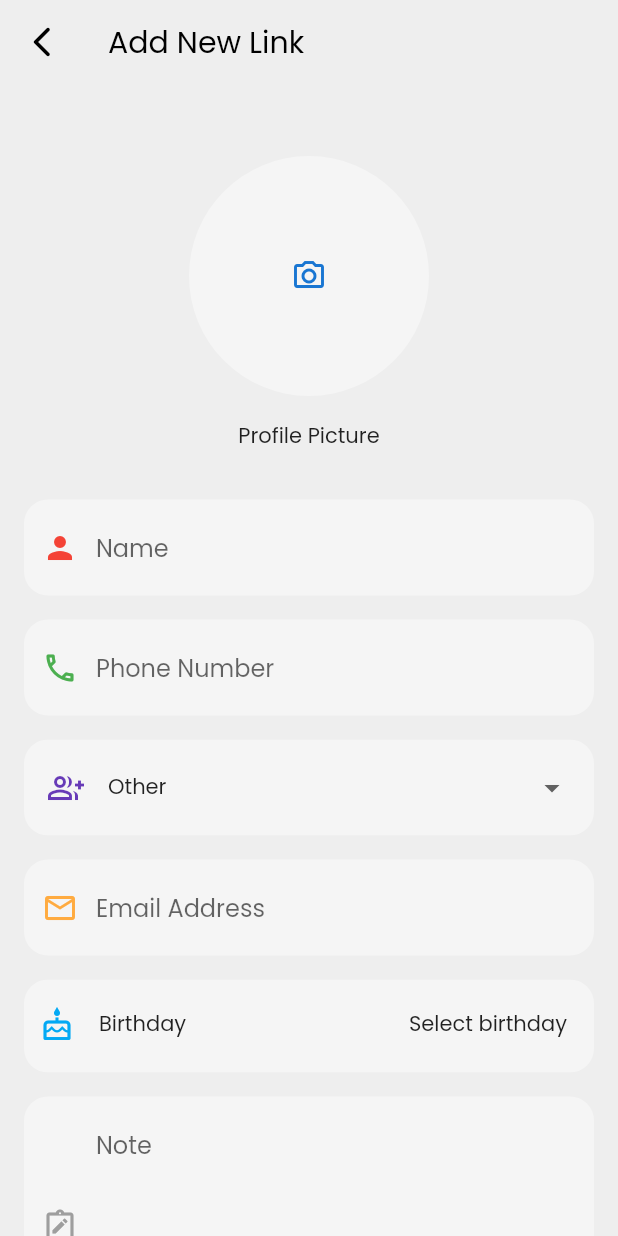
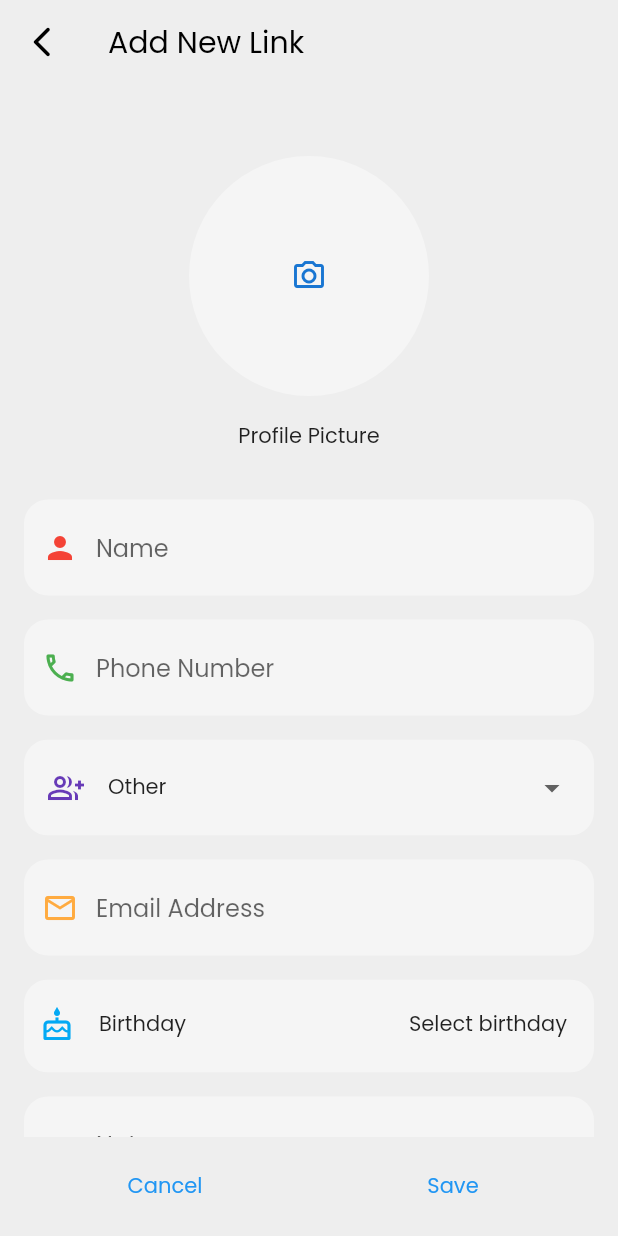
Before and after one commit to BishalTamangDev/linklocker_flutter, a Flutter app: the AddLinkPage screen opened by its route, on a phone screen of 412 x 824 dp. Run offline on Flutter 3.47's test engine with Material 3 defaults, Android fonts, the phone set to English and light mode, and no system bars; our stand-ins replace go_router, sqflite; accounts and stored records are empty.

Commit message:
pass link data directly to the view page

```diff
--- a/lib/config/routes/routes.dart
+++ b/lib/config/routes/routes.dart
@@ -61,11 +61,13 @@ class AppRoute {
         builder: (context, state) => PageNotFoundPage(),
         routes: [
           GoRoute(
-            path: '/view/:id',
+            path: '/view',
             pageBuilder: (context, state) {
-              final int id = int.parse(state.pathParameters['id']!);
+              final Map<String, dynamic> link = state.extra as Map<String, dynamic>;
               return CustomTransitionPage(
-                child: ViewLinkPage(id: id),
+                child: ViewLinkPage(
+                  link: link,
+                ),
                 transitionsBuilder: immediateTransitionBuilder,
               );
             },
--- a/lib/features/data/source/local/local_data_source.dart
+++ b/lib/features/data/source/local/local_data_source.dart
@@ -198,7 +198,7 @@ class LocalDataSource {
 
   // get all links
   Future<List<Map<String, dynamic>>> getLinks() async {
-    await Future.delayed(const Duration(seconds: 3));
+    // await Future.delayed(const Duration(seconds: 3));
 
     Database tempDb = await getDb();
 
--- a/lib/features/presentation/home/home_page.dart
+++ b/lib/features/presentation/home/home_page.dart
@@ -301,7 +301,9 @@ class _HomePageState extends State<HomePage> with WidgetsBindingObserver {
                                                       linkModel.emailAddress,
                                                 },
                                                 navCallBack: () => context.push(
-                                                    '/link/view/${linkModel.linkId}'),
+                                                  '/link/view',
+                                                  extra: data,
+                                                ),
                                                 callCallBack: () =>
                                                     showCallBottomSheet(
                                                         contacts),
--- a/lib/features/presentation/link/add/add_link_page.dart
+++ b/lib/features/presentation/link/add/add_link_page.dart
@@ -219,8 +219,6 @@ class _AddLinkPageState extends State<AddLinkPage> {
                                   Text("Birthday"),
                                   InkWell(
                                     onTap: () async {
-                                      developer.log("Select birthday!");
-
                                       final DateTime? pickedDate =
                                           await showDatePicker(
                                         context: context,
@@ -236,8 +234,6 @@ class _AddLinkPageState extends State<AddLinkPage> {
                                         });
                                         developer
                                             .log("Picked data :: $pickedDate");
-                                      } else {
-                                        developer.log("No date selected!");
                                       }
                                     },
                                     child: Text(
@@ -266,19 +262,30 @@ class _AddLinkPageState extends State<AddLinkPage> {
                     leadingIconColor: Colors.grey,
                     maxLine: 6,
                   ),
+
+                  const SizedBox(),
                 ],
               ),
-              Padding(
-                padding: const EdgeInsets.symmetric(vertical: 16.0),
+            ],
+          ),
+        ),
+      ),
+      bottomNavigationBar: Container(
+        color: Theme.of(context).canvasColor,
+        child: Padding(
+          padding: const EdgeInsets.symmetric(
+            horizontal: 16.0,
+            vertical: 8.0,
+          ),
           child: Row(
-                  spacing: 8.0,
+            spacing: 4.0,
             mainAxisAlignment: MainAxisAlignment.spaceBetween,
             mainAxisSize: MainAxisSize.max,
             children: [
               // button :: cancel
-                    SizedBox(
+              Expanded(
+                child: SizedBox(
                   height: 50.0,
-                      width: mediaQuery.size.width / 2 - 26,
                   child: TextButton(
                     style: TextButton.styleFrom(
                       shape: RoundedRectangleBorder(
@@ -289,11 +296,12 @@ class _AddLinkPageState extends State<AddLinkPage> {
                     child: const Text("Cancel"),
                   ),
                 ),
+              ),
 
               // button :: save || update
-                    SizedBox(
+              Expanded(
+                child: SizedBox(
                   height: 50.0,
-                      width: mediaQuery.size.width / 2 - 26,
                   child: TextButton(
                     style: TextButton.styleFrom(
                       shape: RoundedRectangleBorder(
@@ -327,8 +335,8 @@ class _AddLinkPageState extends State<AddLinkPage> {
                         'category': category,
                         'date_of_birth':
                             birthday != null ? birthday.toString() : "",
-                            'email': emailController.text.toString(),
-                            'note': noteController.text.toString(),
+                        'email': emailController.text.toString() ?? "",
+                        'note': noteController.text.toString() ?? "",
                       };
 
                       developer.log("Link data: $linkData");
@@ -338,8 +346,6 @@ class _AddLinkPageState extends State<AddLinkPage> {
                         int linkId =
                             await localDataStorage.insertLink(linkData);
 
-                            developer.log("Link ID :: $linkId");
-
                         if (linkId != 0) {
                           // contact data
                           Map<String, dynamic> contactData = {
@@ -347,12 +353,8 @@ class _AddLinkPageState extends State<AddLinkPage> {
                             'contact': phoneController.text.toString(),
                           };
 
-                              developer.log("Contact data: $contactData");
-
-                              int contactId = await localDataStorage
-                                  .insertContact(linkId, contactData);
-
-                              developer.log("Contact id :: $contactId");
+                          int contactId = await localDataStorage.insertContact(
+                              linkId, contactData);
 
                           if (context.mounted) {
                             if (contactId != 0) {
@@ -385,8 +387,6 @@ class _AddLinkPageState extends State<AddLinkPage> {
                     child: Text(widget.task == "add" ? "Save" : "Update"),
                   ),
                 ),
-                  ],
-                ),
               ),
             ],
           ),
```
Also changed, not shown: lib/core/constants/app_functions.dart (+39 -0 lines), lib/features/presentation/home/widgets/user_profile_card.dart (+8 -5 lines), lib/features/presentation/link/view/view_link_page.dart (+68 -27 lines). Lines whose indentation alone changed are shown as unchanged.
